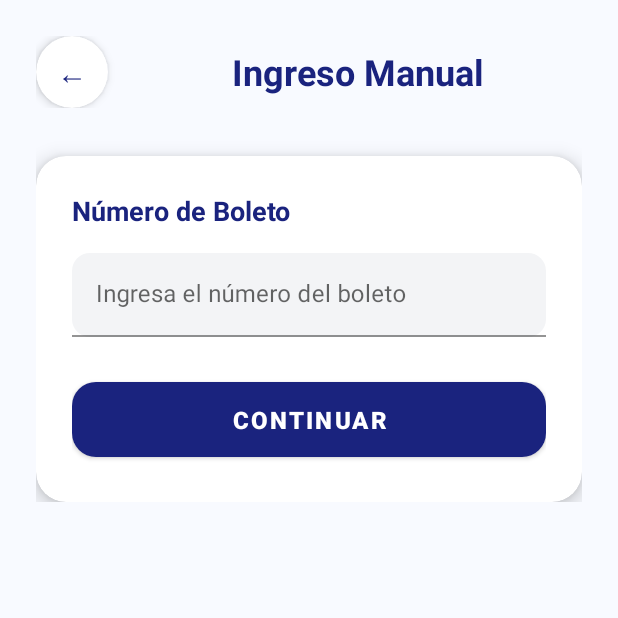
After one commit to UP220425/plakass, an Android app built with Jetpack Compose: the ManualEntryFragment screen opened through its navigation route, on a phone screen of 412 x 824 dp, the top half of it. The commit adds this screen. Run offline under Robolectric (Android 15) with nearby library versions, the phone set to English and light mode, and no system bars.

Commit message:
Escaner completo

```diff
--- a/app/src/main/java/PlateRecognitionApp/plakass/ui/home/HomeFragment.kt
+++ b/app/src/main/java/PlateRecognitionApp/plakass/ui/home/HomeFragment.kt
@@ -63,8 +63,7 @@ class HomeFragment : Fragment() {
         // Configurar los click listeners para las cards del home
         // Card 1 - Escanear Ticket
         binding.cardEscanear.setOnClickListener {
-            // Navegar al fragmento de escaneo
-            showMessage("Funcionalidad de escaneo en desarrollo")
+            findNavController().navigate(R.id.action_homeFragment_to_scannerFragment)
         }
 
         // Card 2 - Historial
--- /dev/null
+++ b/app/src/main/java/PlateRecognitionApp/plakass/ui/scanner/ManualEntryFragment.kt
@@ -0,0 +1,45 @@
+package PlateRecognitionApp.plakass.ui.scanner
+
+import android.os.Bundle
+import android.view.LayoutInflater
+import android.view.View
+import android.view.ViewGroup
+import androidx.fragment.app.Fragment
+import androidx.navigation.fragment.findNavController
+import PlateRecognitionApp.plakass.databinding.FragmentManualEntryBinding
+
+class ManualEntryFragment : Fragment() {
+
+    private var _binding: FragmentManualEntryBinding? = null
+    private val binding get() = _binding!!
+
+    override fun onCreateView(
+        inflater: LayoutInflater,
+        container: ViewGroup?,
+        savedInstanceState: Bundle?
+    ): View {
+        _binding = FragmentManualEntryBinding.inflate(inflater, container, false)
+        return binding.root
+    }
+
+    override fun onViewCreated(view: View, savedInstanceState: Bundle?) {
+        super.onViewCreated(view, savedInstanceState)
+
+        binding.btnBack.setOnClickListener {
+            findNavController().popBackStack()
+        }
+
+        binding.btnSubmit.setOnClickListener {
+            val ticketNumber = binding.etTicketNumber.text.toString()
+            if (ticketNumber.isNotEmpty()) {
+                // Procesar el número de boleto
+                findNavController().popBackStack()
+            }
+        }
+    }
+
+    override fun onDestroyView() {
+        super.onDestroyView()
+        _binding = null
+    }
+}
--- /dev/null
+++ b/app/src/main/res/layout/fragment_manual_entry.xml
@@ -0,0 +1,118 @@
+<?xml version="1.0" encoding="utf-8"?>
+<ScrollView xmlns:android="http://schemas.android.com/apk/res/android"
+    xmlns:app="http://schemas.android.com/apk/res-auto"
+    android:layout_width="match_parent"
+    android:layout_height="match_parent"
+    android:background="#F8FAFF"
+    android:padding="24dp">
+
+    <LinearLayout
+        android:layout_width="match_parent"
+        android:layout_height="wrap_content"
+        android:orientation="vertical">
+
+        <!-- Header -->
+        <LinearLayout
+            android:layout_width="match_parent"
+            android:layout_height="wrap_content"
+            android:orientation="horizontal"
+            android:gravity="center_vertical"
+            android:layout_marginBottom="32dp">
+
+            <com.google.android.material.card.MaterialCardView
+                android:id="@+id/btnBack"
+                android:layout_width="48dp"
+                android:layout_height="48dp"
+                app:cardCornerRadius="24dp"
+                app:cardElevation="4dp"
+                app:cardBackgroundColor="#FFFFFF"
+                android:foreground="?android:attr/selectableItemBackground"
+                android:clickable="true"
+                android:focusable="true">
+
+                <TextView
+                    android:layout_width="match_parent"
+                    android:layout_height="match_parent"
+                    android:text="←"
+                    android:textColor="#1A237E"
+                    android:textSize="20sp"
+                    android:gravity="center" />
+
+            </com.google.android.material.card.MaterialCardView>
+
+            <TextView
+                android:layout_width="0dp"
+                android:layout_height="wrap_content"
+                android:layout_weight="1"
+                android:text="Ingreso Manual"
+                android:textColor="#1A237E"
+                android:textSize="24sp"
+                android:textStyle="bold"
+                android:gravity="center"
+                android:layout_marginStart="16dp" />
+
+        </LinearLayout>
+
+        <!-- Card de ingreso -->
+        <com.google.android.material.card.MaterialCardView
+            android:layout_width="match_parent"
+            android:layout_height="wrap_content"
+            app:cardCornerRadius="20dp"
+            app:cardElevation="8dp"
+            app:cardBackgroundColor="#FFFFFF">
+
+            <LinearLayout
+                android:layout_width="match_parent"
+                android:layout_height="wrap_content"
+                android:orientation="vertical"
+                android:padding="24dp">
+
+                <TextView
+                    android:layout_width="wrap_content"
+                    android:layout_height="wrap_content"
+                    android:text="Número de Boleto"
+                    android:textColor="#1A237E"
+                    android:textSize="18sp"
+                    android:textStyle="bold"
+                    android:layout_marginBottom="16dp" />
+
+                <com.google.android.material.textfield.TextInputLayout
+                    android:layout_width="match_parent"
+                    android:layout_height="wrap_content"
+                    app:boxCornerRadiusBottomEnd="12dp"
+                    app:boxCornerRadiusBottomStart="12dp"
+                    app:boxCornerRadiusTopEnd="12dp"
+                    app:boxCornerRadiusTopStart="12dp"
+                    app:boxBackgroundColor="#F3F4F6"
+                    android:layout_marginBottom="24dp">
+
+                    <com.google.android.material.textfield.TextInputEditText
+                        android:id="@+id/etTicketNumber"
+                        android:layout_width="match_parent"
+                        android:layout_height="wrap_content"
+                        android:hint="Ingresa el número del boleto"
+                        android:inputType="number"
+                        android:maxLines="1"
+                        android:textSize="16sp" />
+
+                </com.google.android.material.textfield.TextInputLayout>
+
+                <com.google.android.material.button.MaterialButton
+                    android:id="@+id/btnSubmit"
+                    android:layout_width="match_parent"
+                    android:layout_height="wrap_content"
+                    android:text="Continuar"
+                    android:textColor="#FFFFFF"
+                    android:textSize="16sp"
+                    android:textStyle="bold"
+                    app:backgroundTint="#1A237E"
+                    app:cornerRadius="16dp"
+                    android:paddingVertical="14dp" />
+
+            </LinearLayout>
+
+        </com.google.android.material.card.MaterialCardView>
+
+    </LinearLayout>
+
+</ScrollView>
--- a/app/src/main/res/navigation/nav_graph.xml
+++ b/app/src/main/res/navigation/nav_graph.xml
@@ -12,7 +12,6 @@
         android:label="Login"
         tools:layout="@layout/fragment_login">
 
-        <!-- Acción para ir al registro -->
         <action
             android:id="@+id/action_loginFragment_to_registerFragment"
             app:destination="@id/registerFragment"
@@ -21,7 +20,6 @@
             app:popEnterAnim="@anim/slide_in_left"
             app:popExitAnim="@anim/slide_out_right" />
 
-        <!-- Acción para ir al home -->
         <action
             android:id="@+id/action_loginFragment_to_homeFragment"
             app:destination="@id/homeFragment"
@@ -29,7 +27,6 @@
             app:exitAnim="@anim/slide_out_left"
             app:popEnterAnim="@anim/slide_in_left"
             app:popExitAnim="@anim/slide_out_right" />
-
     </fragment>
 
     <!-- REGISTER -->
@@ -39,13 +36,11 @@
         android:label="Register"
         tools:layout="@layout/fragment_register">
 
-        <!-- Acción para volver al login -->
         <action
             android:id="@+id/action_registerFragment_to_loginFragment"
             app:destination="@id/loginFragment"
             app:popUpTo="@id/loginFragment"
             app:popUpToInclusive="true" />
-
     </fragment>
 
     <!-- HOME -->
@@ -55,7 +50,6 @@
         android:label="Home"
         tools:layout="@layout/fragment_home">
 
-        <!-- Acción para ir a configuración de usuario -->
         <action
             android:id="@+id/action_homeFragment_to_userSettingsFragment"
             app:destination="@id/userSettingsFragment"
@@ -64,6 +58,13 @@
             app:popEnterAnim="@anim/slide_in_left"
             app:popExitAnim="@anim/slide_out_right" />
 
+        <action
+            android:id="@+id/action_homeFragment_to_scannerFragment"
+            app:destination="@id/scannerFragment"
+            app:enterAnim="@anim/slide_in_right"
+            app:exitAnim="@anim/slide_out_left"
+            app:popEnterAnim="@anim/slide_in_left"
+            app:popExitAnim="@anim/slide_out_right" />
     </fragment>
 
     <!-- CONFIGURACIÓN DE USUARIO -->
@@ -73,20 +74,61 @@
         android:label="Configuración de Usuario"
         tools:layout="@layout/fragment_user_settings">
 
-        <!-- Acción para volver al home -->
         <action
             android:id="@+id/action_userSettingsFragment_to_homeFragment"
             app:destination="@id/homeFragment"
             app:popUpTo="@id/homeFragment"
             app:popUpToInclusive="false" />
 
-        <!-- Acción global para ir al login (cerrar sesión) -->
         <action
             android:id="@+id/action_global_loginFragment"
             app:destination="@id/loginFragment"
             app:popUpTo="@id/nav_graph"
             app:popUpToInclusive="true" />
+    </fragment>
 
+    <!-- ESCÁNER -->
+    <fragment
+        android:id="@+id/scannerFragment"
+        android:name="PlateRecognitionApp.plakass.ui.scanner.ScannerFragment"
+        android:label="Escanear Ticket"
+        tools:layout="@layout/fragment_scanner">
+
+        <action
+            android:id="@+id/action_scannerFragment_to_manualEntryFragment"
+            app:destination="@id/manualEntryFragment"
+            app:enterAnim="@anim/slide_in_right"
+            app:exitAnim="@anim/slide_out_left"
+            app:popEnterAnim="@anim/slide_in_left"
+            app:popExitAnim="@anim/slide_out_right" />
+
+        <action
+            android:id="@+id/action_scannerFragment_to_homeFragment"
+            app:destination="@id/homeFragment"
+            app:popUpTo="@id/homeFragment"
+            app:popUpToInclusive="false" />
+    </fragment>
+
+    <!-- INGRESO MANUAL -->
+    <fragment
+        android:id="@+id/manualEntryFragment"
+        android:name="PlateRecognitionApp.plakass.ui.scanner.ManualEntryFragment"
+        android:label="Ingreso Manual"
+        tools:layout="@layout/fragment_manual_entry">
+
+        <action
+            android:id="@+id/action_manualEntryFragment_to_scannerFragment"
+            app:destination="@id/scannerFragment"
+            app:enterAnim="@anim/slide_in_left"
+            app:exitAnim="@anim/slide_out_right"
+            app:popEnterAnim="@anim/slide_in_right"
+            app:popExitAnim="@anim/slide_out_left" />
+
+        <action
+            android:id="@+id/action_manualEntryFragment_to_homeFragment"
+            app:destination="@id/homeFragment"
+            app:popUpTo="@id/homeFragment"
+            app:popUpToInclusive="false" />
     </fragment>
 
 </navigation>
--- a/app/src/main/res/values/colors.xml
+++ b/app/src/main/res/values/colors.xml
@@ -18,4 +18,7 @@
     <color name="purple_700">#1156A0</color>
     <color name="teal_200">#03DAC5</color>
 
+    <color name="black_semi_transparent">#CC000000</color>
+    <color name="scanner_center_bg">#20000000</color>
+
 </resources>
```
Also changed, not shown: app/build.gradle.kts (+16 -8 lines), app/src/main/AndroidManifest.xml (+10 -1 lines), app/src/main/java/PlateRecognitionApp/plakass/ui/scanner/ScannerFragment.kt (added, +139 -0 lines), app/src/main/res/drawable/corner_bottom_left.xml (added, +10 -0 lines), app/src/main/res/drawable/corner_bottom_right.xml (added, +10 -0 lines), app/src/main/res/drawable/corner_top_left.xml (added, +10 -0 lines), app/src/main/res/drawable/corner_top_right.xml (added, +10 -0 lines), app/src/main/res/drawable/scanner_frame_bg.xml (added, +9 -0 lines), app/src/main/res/drawable/scanner_frame_with_clear_center.xml (added, +21 -0 lines), app/src/main/res/drawable/scanner_overlay.xml (added, +16 -0 lines), app/src/main/res/layout/fragment_scanner.xml (added, +154 -0 lines), 1 other file.
